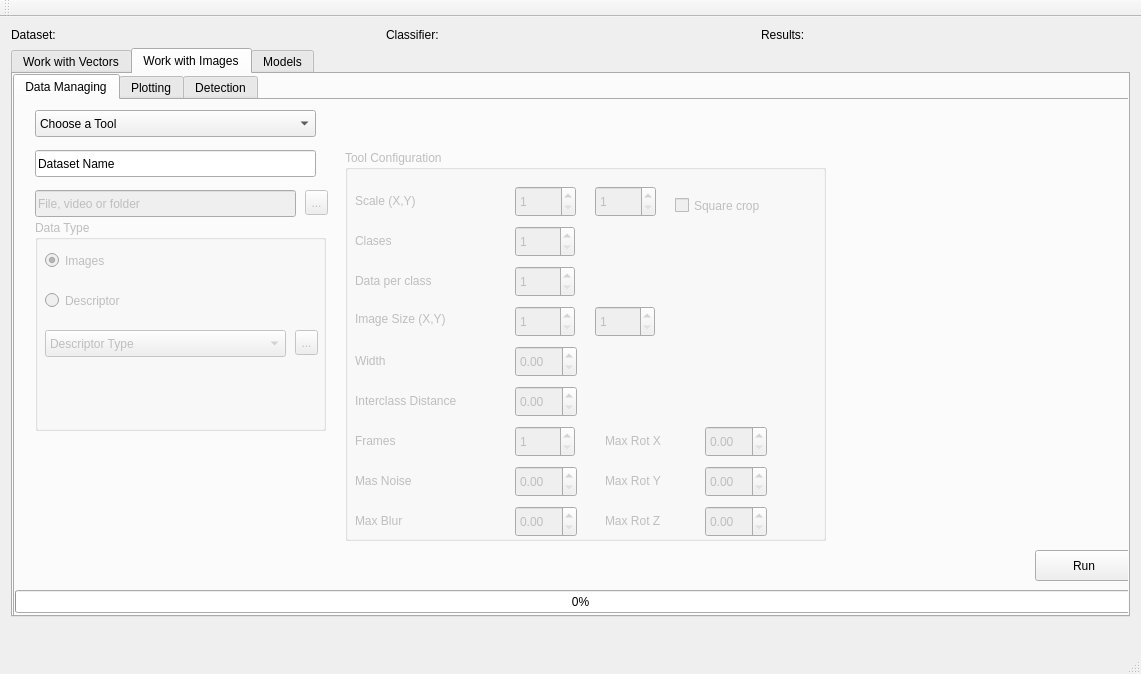
JdeRobot/cv-MachineLearning, file src/gui/mainwindow.ui: the form before one commit.
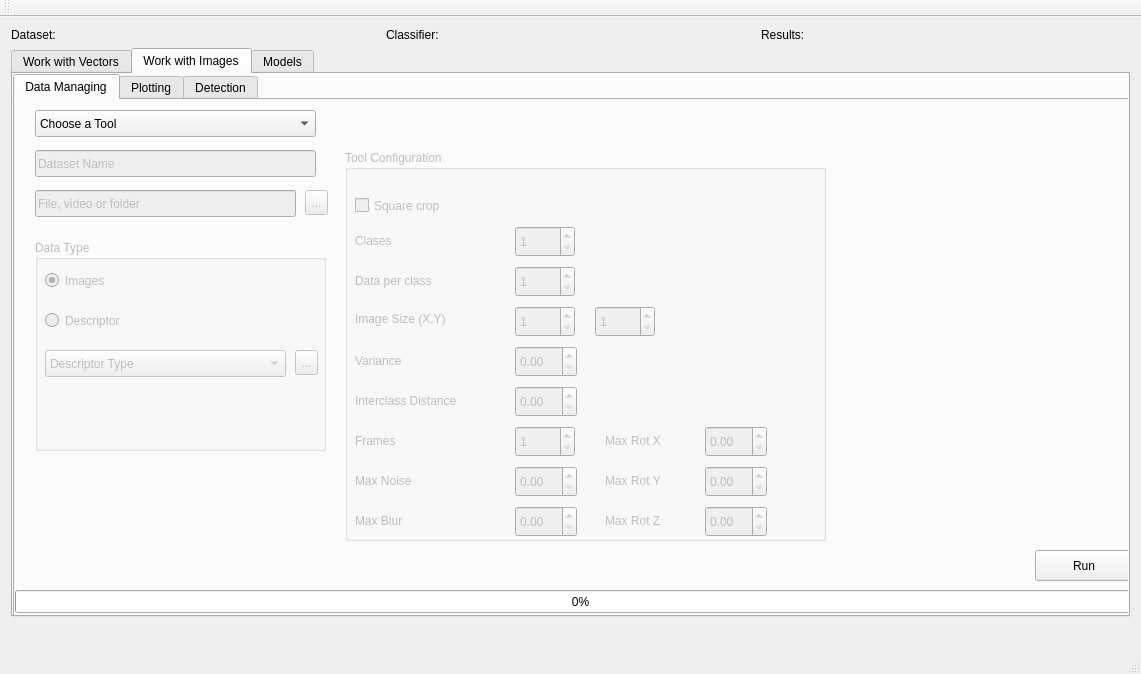
The form after the commit. The open tabs and pages were chosen to show the change.

What changed in the file:
```diff
--- a/src/gui/mainwindow.ui
+++ b/src/gui/mainwindow.ui
@@ -1262,7 +1262,7 @@
            <property name="geometry">
             <rect>
              <x>20</x>
-             <y>120</y>
+             <y>140</y>
              <width>291</width>
              <height>211</height>
             </rect>
@@ -1388,7 +1388,10 @@
             </item>
            </widget>
           </widget>
-          <widget class="QLineEdit" name="Nombre_Datos_4">
+          <widget class="QLineEdit" name="i_dataname">
+           <property name="enabled">
+            <bool>false</bool>
+           </property>
            <property name="geometry">
             <rect>
              <x>20</x>
@@ -1448,52 +1451,7 @@
            <property name="title">
             <string>Tool Configuration</string>
            </property>
-           <widget class="QLabel" name="label_Rees_2">
-            <property name="geometry">
-             <rect>
-              <x>10</x>
-              <y>40</y>
-              <width>131</width>
-              <height>21</height>
-             </rect>
-            </property>
-            <property name="text">
-             <string>Scale (X,Y)</string>
-            </property>
-           </widget>
-           <widget class="QSpinBox" name="Rees_X_2">
-            <property name="geometry">
-             <rect>
-              <x>170</x>
-              <y>36</y>
-              <width>61</width>
-              <height>31</height>
-             </rect>
-            </property>
-            <property name="minimum">
-             <number>1</number>
-            </property>
-            <property name="maximum">
-             <number>999999</number>
-            </property>
-           </widget>
-           <widget class="QSpinBox" name="Rees_Y_2">
-            <property name="geometry">
-             <rect>
-              <x>250</x>
-              <y>36</y>
-              <width>61</width>
-              <height>31</height>
-             </rect>
-            </property>
-            <property name="minimum">
-             <number>1</number>
-            </property>
-            <property name="maximum">
-             <number>999999</number>
-            </property>
-           </widget>
-           <widget class="QLabel" name="label_22">
+           <widget class="QLabel" name="i_label_clases">
             <property name="geometry">
              <rect>
               <x>10</x>
@@ -1574,7 +1532,7 @@
              </rect>
             </property>
             <property name="text">
-             <string>Width</string>
+             <string>Variance</string>
             </property>
            </widget>
            <widget class="QLabel" name="label_26">
@@ -1677,7 +1635,7 @@
              </rect>
             </property>
             <property name="text">
-             <string>Mas Noise</string>
+             <string>Max Noise</string>
             </property>
            </widget>
            <widget class="QLabel" name="label_30">
@@ -1816,7 +1774,7 @@
            <widget class="QCheckBox" name="checkBox_Cuadrado_2">
             <property name="geometry">
              <rect>
-              <x>330</x>
+              <x>10</x>
               <y>40</y>
               <width>161</width>
               <height>31</height>
```
Left out of the diff: 136 changed lines with no effect on the pictures.
